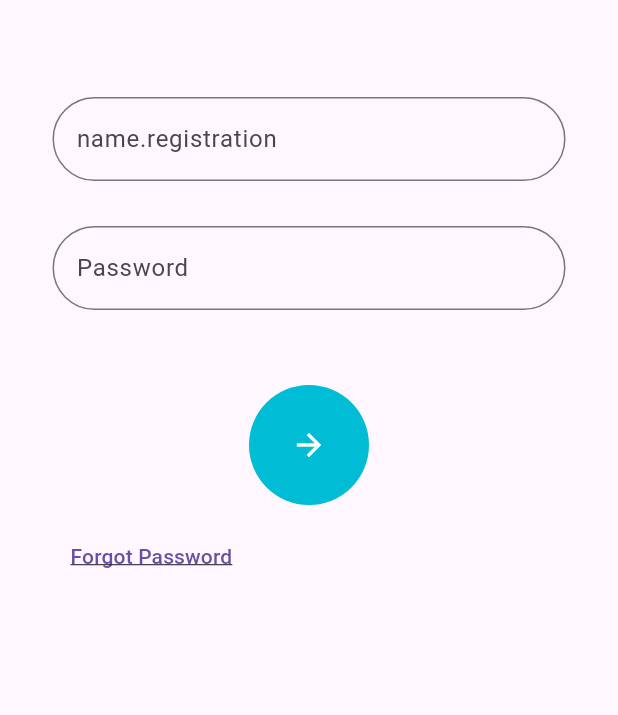
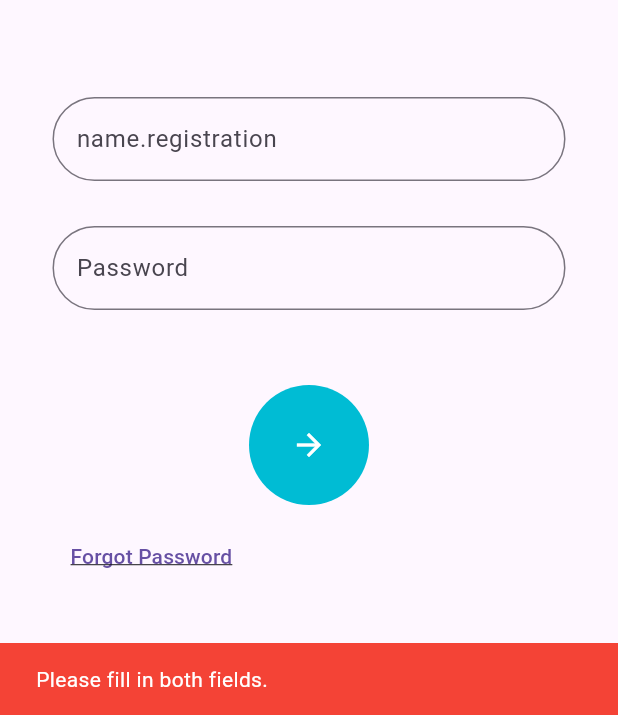
Before and after one commit to DK10WS/SLCM_APP, a Flutter app: the screen it shows after launch, after a tap on the "arrow forward" icon, on a phone screen of 412 x 824 dp, the part 521-1236 px from its top. Run offline on Flutter 3.47's test engine with Material 3 defaults, Android fonts, the phone set to English and light mode, and no system bars.

Commit message:
made working login page and added homepage UI

```diff
--- a/lib/login.dart
+++ b/lib/login.dart
@@ -1,7 +1,9 @@
 import 'package:flutter/material.dart';
+import 'package:http/http.dart' as http;
+import 'package:html/parser.dart' show parse;
+import 'home_page.dart';
 import 'package:url_launcher/url_launcher.dart';
-import 'package:http/http.dart' as http;
-import 'dart:convert';
+import 'session_manager.dart';
 
 class MyLogin extends StatefulWidget {
   const MyLogin({super.key});
@@ -11,6 +13,137 @@ class MyLogin extends StatefulWidget {
 }
 
 class _MyLoginState extends State<MyLogin> {
+  final TextEditingController _usernameController = TextEditingController();
+  final TextEditingController _passwordController = TextEditingController();
+  bool _isLoading = false;
+
+  String extractSessionId(String cookie) {
+    final parts = cookie.split(';');
+    return parts.isNotEmpty ? parts[0].trim() : '';
+  }
+
+  Future<String?> _login(String username, String password) async {
+    if (username.isEmpty || password.isEmpty) {
+      _showError('Please fill in both fields.');
+      return null;
+    }
+
+    const url = "https://mujslcm.jaipur.manipal.edu:122/";
+    const baseurl = "https://mujslcm.jaipur.manipal.edu:122";
+
+    final headers = {
+      "User-Agent":
+          "Mozilla/5.0 (Windows NT 10.0; Win64; x64) AppleWebKit/537.36 (KHTML, like Gecko) Chrome/117.0.0.0 Safari/537.36",
+      "Referer": url,
+    };
+
+    var session = http.Client();
+    try {
+      final response = await session.get(Uri.parse(url), headers: headers);
+
+      if (response.statusCode != 200) {
+        _showError("Failed to fetch login page.");
+        return null;
+      }
+
+      final document = parse(response.body);
+      final tokenElement =
+          document.querySelector('input[name="__RequestVerificationToken"]');
+      final token = tokenElement?.attributes['value'];
+      final cookies = response.headers['set-cookie'];
+
+      if (token == null || cookies == null) {
+        _showError("Token or session cookies missing.");
+        return null;
+      }
+
+      final cleanedCookies = cookies
+          .split(',')
+          .map((cookie) => extractSessionId(cookie))
+          .join(';');
+
+      final payload = {
+        "__RequestVerificationToken": token,
+        "EmailFor": "@muj.manipal.edu",
+        "LoginFor": "2",
+        "UserName": username,
+        "Password": password,
+      };
+
+      final headersForLogin = {
+        ...headers,
+        'Cookie': cleanedCookies,
+      };
+
+      final loginResponse = await session.post(
+        Uri.parse(url),
+        headers: headersForLogin,
+        body: payload,
+      );
+      var API = loginResponse.headers['set-cookie'];
+      final cleanedAPI = API != null
+          ? API.split(',').map((cookie) => extractSessionId(cookie)).join(';')
+          : '';
+
+      if (loginResponse.statusCode == 302) {
+        final locationHeader = loginResponse.headers['location'];
+        if (locationHeader != null) {
+          final redirectedUrl = Uri.parse(baseurl + locationHeader);
+
+          final newCookies =
+              cleanedCookies + (cleanedAPI.isNotEmpty ? '; $cleanedAPI' : '');
+
+          final redirectResponse = await session.get(
+            redirectedUrl,
+            headers: {
+              'Cookie': newCookies,
+              ...headers,
+            },
+          );
+
+          if (redirectResponse.statusCode == 200) {
+            final redirectDocument = parse(redirectResponse.body);
+            final name = redirectDocument
+                .querySelector('.kt-user-card__name')
+                ?.text
+                .trim();
+
+            SessionManager.setSession(cleanedCookies + '; ' + cleanedAPI);
+
+            return name;
+          }
+        }
+      }
+
+      _showError("Login failed. Please check your credentials.");
+      return null;
+    } catch (e) {
+      _showError("An error occurred: $e");
+      return null;
+    } finally {
+      session.close();
+    }
+  }
+
+  void _showError(String message) {
+    ScaffoldMessenger.of(context).showSnackBar(
+      SnackBar(
+        content: Text(
+          message,
+          style: const TextStyle(color: Colors.white),
+        ),
+        backgroundColor: Colors.red,
+      ),
+    );
+  }
+
+  // Toggle loading spinner
+  void _toggleLoading(bool isLoading) {
+    setState(() {
+      _isLoading = isLoading;
+    });
+  }
+
   @override
   Widget build(BuildContext context) {
     return Scaffold(
@@ -50,6 +183,7 @@ class _MyLoginState extends State<MyLogin> {
                 child: Column(
                   children: [
                     TextField(
+                      controller: _usernameController,
                       decoration: InputDecoration(
                         hintText: "name.registration",
                         border: OutlineInputBorder(
@@ -59,6 +193,7 @@ class _MyLoginState extends State<MyLogin> {
                     ),
                     const SizedBox(height: 30),
                     TextField(
+                      controller: _passwordController,
                       obscureText: true,
                       decoration: InputDecoration(
                         hintText: "Password",
@@ -71,9 +206,26 @@ class _MyLoginState extends State<MyLogin> {
                     CircleAvatar(
                       radius: 40,
                       backgroundColor: Colors.cyan,
-                      child: IconButton(
-                        onPressed: () {
-                          // Add your action here
+                      child: _isLoading
+                          ? const CircularProgressIndicator(color: Colors.white)
+                          : IconButton(
+                              onPressed: () async {
+                                _toggleLoading(true);
+                                String username = _usernameController.text;
+                                String password = _passwordController.text;
+
+                                String? name = await _login(username, password);
+                                _toggleLoading(false);
+
+                                if (name != null) {
+                                  Navigator.pushReplacement(
+                                    context,
+                                    MaterialPageRoute(
+                                      builder: (context) =>
+                                          HomePage(name: name),
+                                    ),
+                                  );
+                                }
                               },
                               icon: const Icon(
                                 Icons.arrow_forward,
@@ -81,9 +233,7 @@ class _MyLoginState extends State<MyLogin> {
                               ),
                             ),
                     ),
-                    const SizedBox(
-                      height: 10,
-                    ),
+                    const SizedBox(height: 10),
                     Row(
                       children: [
                         TextButton(
@@ -100,10 +250,12 @@ class _MyLoginState extends State<MyLogin> {
                           child: const Text(
                             "Forgot Password",
                             style: TextStyle(
-                                  decoration: TextDecoration.underline),
-                            ))
+                              decoration: TextDecoration.underline,
+                            ),
+                          ),
+                        ),
                       ],
-                    )
+                    ),
                   ],
                 ),
               ),
--- a/lib/main.dart
+++ b/lib/main.dart
@@ -1,10 +1,19 @@
 import 'package:flutter/material.dart';
 import 'package:mujslcm/Login.dart';
+import 'package:mujslcm/home_page.dart';
+import 'session_manager.dart';
 
 void main() {
   runApp(MaterialApp(
     debugShowCheckedModeBanner: false,
-    initialRoute: "login",
-    routes: {"login": (context) => const MyLogin()},
+    initialRoute: _initialRoute(),
+    routes: {
+      'login': (context) => const MyLogin(),
+      'home': (context) => const HomePage(name: "User"),
+    },
   ));
 }
+
+String _initialRoute() {
+  return SessionManager.isLoggedIn() ? 'home' : 'login';
+}
--- /dev/null
+++ b/lib/session_manager.dart
@@ -0,0 +1,15 @@
+class SessionManager {
+  static String? sessionCookie;
+
+  static void setSession(String cookie) {
+    sessionCookie = cookie;
+  }
+
+  static void clearSession() {
+    sessionCookie = null;
+  }
+
+  static bool isLoggedIn() {
+    return sessionCookie != null;
+  }
+}
```
Also changed, not shown: lib/Attendance.dart (added, +20 -0 lines), lib/home_page.dart (added, +69 -0 lines). Lines whose indentation alone changed are shown as unchanged.
